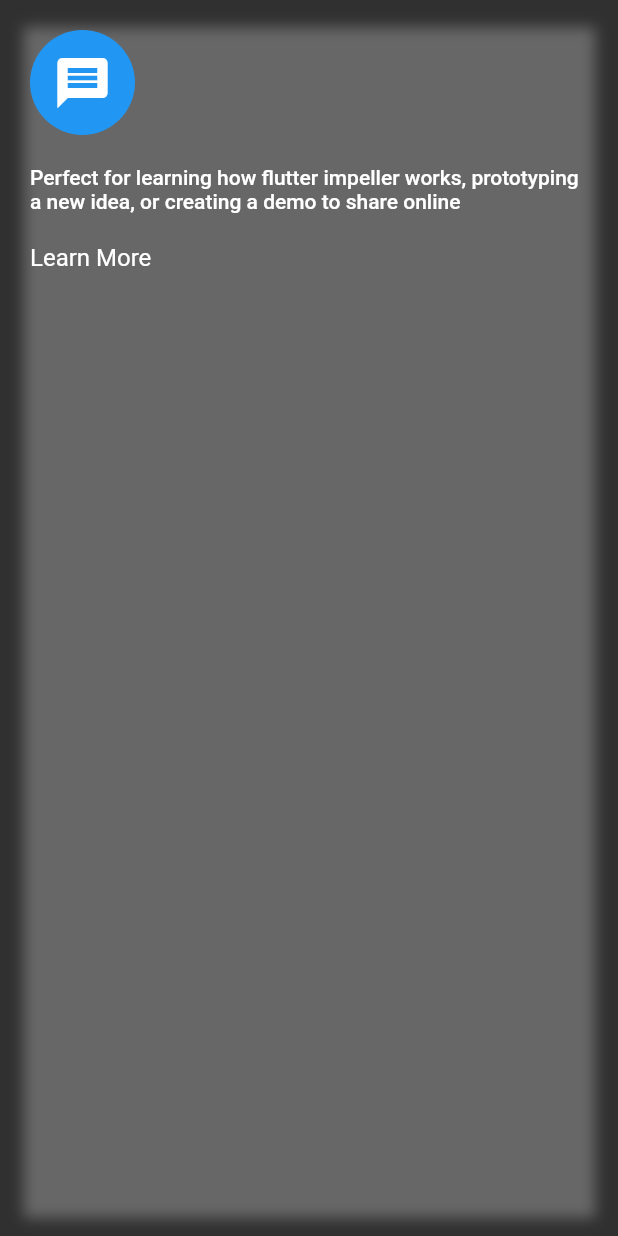
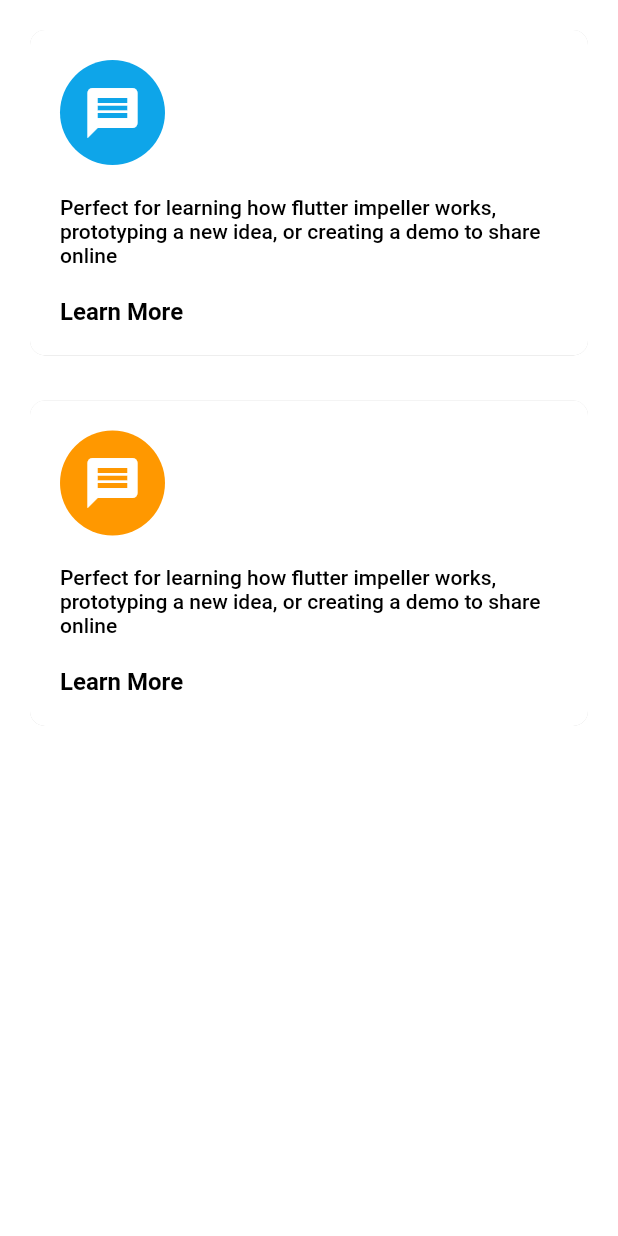
Before and after one commit to cscoderr/flutter_advance, a Flutter app: the screen it shows after launch, on a phone screen of 412 x 824 dp. Run offline on Flutter 3.47's test engine with Material 2 defaults, Android fonts, the phone set to English and light mode, and no system bars.

Commit message:
chore: update animated card

```diff
--- a/lib/animated_card.dart
+++ b/lib/animated_card.dart
@@ -1,24 +1,142 @@
+import 'dart:ui';
+
 import 'package:flutter/material.dart';
 
-class AnimatedCard extends StatefulWidget {
-  const AnimatedCard({Key? key}) : super(key: key);
+class AnimatedCardPage extends StatefulWidget {
+  const AnimatedCardPage({Key? key}) : super(key: key);
 
   @override
-  State<AnimatedCard> createState() => _AnimatedCardState();
+  State<AnimatedCardPage> createState() => _AnimatedCardPageState();
 }
 
-class _AnimatedCardState extends State<AnimatedCard> {
+class _AnimatedCardPageState extends State<AnimatedCardPage>
+    with SingleTickerProviderStateMixin {
+  late AnimationController _controller;
+  late Animation<double> _scaleAnimation;
+  late Animation<double> _opacityAnimation;
+  bool _isActive = false;
+
+  @override
+  void initState() {
+    super.initState();
+
+    _controller = AnimationController(
+      vsync: this,
+      duration: const Duration(milliseconds: 300),
+    );
+    var screenWidth = window.physicalSize.shortestSide;
+
+    _opacityAnimation = Tween(begin: 0.0, end: 1.0).animate(
+      CurvedAnimation(parent: _controller, curve: Curves.easeInOut),
+    );
+
+    _scaleAnimation = Tween(begin: 1.0, end: 11.0).animate(
+      CurvedAnimation(parent: _controller, curve: Curves.easeInOut),
+    );
+
+    _controller.addListener(() {
+      setState(() {});
+    });
+  }
+
   @override
   Widget build(BuildContext context) {
     return Scaffold(
+      backgroundColor: Colors.white,
       body: SafeArea(
         child: Padding(
           padding: const EdgeInsets.symmetric(
             horizontal: 20,
             vertical: 20,
           ),
+          child: Column(
+            children: const [
+              AnimatedCard(
+                activeColor: Color.fromRGBO(14, 165, 233, 1.0),
+                inactiveColor: Color.fromRGBO(56, 189, 248, 1.0),
+              ),
+              SizedBox(height: 30),
+              AnimatedCard(
+                activeColor: Colors.orange,
+                inactiveColor: Colors.orangeAccent,
+              ),
+            ],
+          ),
+        ),
+      ),
+    );
+  }
+}
+
+class AnimatedCard extends StatefulWidget {
+  const AnimatedCard({
+    Key? key,
+    required this.activeColor,
+    this.inactiveColor,
+  }) : super(key: key);
+
+  final Color activeColor;
+  final Color? inactiveColor;
+
+  @override
+  State<AnimatedCard> createState() => _AnimatedCardState();
+}
+
+class _AnimatedCardState extends State<AnimatedCard>
+    with SingleTickerProviderStateMixin {
+  late AnimationController _controller;
+  late Animation<double> _scaleAnimation;
+  late Animation<double> _opacityAnimation;
+  bool _isActive = false;
+
+  @override
+  void initState() {
+    super.initState();
+
+    _controller = AnimationController(
+      vsync: this,
+      duration: const Duration(milliseconds: 200),
+    );
+    var screenWidth = window.physicalSize.shortestSide;
+
+    _opacityAnimation = Tween(begin: 0.0, end: 1.0).animate(
+      CurvedAnimation(parent: _controller, curve: Curves.easeInOut),
+    );
+
+    _scaleAnimation = Tween(begin: 1.0, end: 11.0).animate(
+      CurvedAnimation(parent: _controller, curve: Curves.easeInOut),
+    );
+
+    _controller.addListener(() {
+      setState(() {});
+    });
+  }
+
+  @override
+  Widget build(BuildContext context) {
+    return GestureDetector(
+      onTap: () {
+        if (_controller.isCompleted) {
+          _controller.reverse();
+          setState(() {
+            _isActive = false;
+          });
+        } else {
+          _controller.forward();
+          setState(() {
+            _isActive = true;
+          });
+        }
+      },
+      child: ClipRRect(
+        borderRadius: BorderRadius.circular(10),
         child: Container(
+          padding: const EdgeInsets.symmetric(
+            horizontal: 20,
+            vertical: 20,
+          ),
           decoration: BoxDecoration(
+            color: Colors.white,
             boxShadow: [
               BoxShadow(
                 color: Colors.grey.withOpacity(0.5),
@@ -31,51 +149,57 @@ class _AnimatedCardState extends State<AnimatedCard> {
           child: Column(
             crossAxisAlignment: CrossAxisAlignment.start,
             children: [
+              Stack(
+                children: [
+                  Transform.scale(
+                    scale: _scaleAnimation.value,
+                    child: Container(
+                      height: 70,
+                      width: 70,
+                      decoration: BoxDecoration(
+                        color: widget.activeColor,
+                        shape: BoxShape.circle,
+                      ),
+                    ),
+                  ),
                   Container(
                     height: 70,
                     width: 70,
-                  decoration: const BoxDecoration(
-                    color: Colors.blue,
+                    decoration: BoxDecoration(
                         shape: BoxShape.circle,
-                  ),
+                        color: (widget.inactiveColor ?? widget.activeColor)
+                            .withOpacity(_opacityAnimation.value)),
                     child: const Icon(
                       Icons.message,
                       size: 40,
                       color: Colors.white,
                     ),
                   ),
+                ],
+              ),
               const SizedBox(
                 height: 20,
               ),
               Text(
                 'Perfect for learning how flutter impeller works, prototyping a new idea, or creating a demo to share online',
-                  style: Theme.of(context).textTheme.bodyLarge,
+                style: Theme.of(context).textTheme.bodyLarge?.copyWith(
+                      color: _isActive ? Colors.white : Colors.black,
+                    ),
               ),
               const SizedBox(
                 height: 20,
               ),
               Text(
                 'Learn More',
-                  style: Theme.of(context).textTheme.titleMedium,
+                style: Theme.of(context).textTheme.titleMedium?.copyWith(
+                      fontWeight: FontWeight.w600,
+                      color: _isActive ? Colors.white : Colors.black,
+                    ),
               ),
             ],
-            ),
           ),
         ),
       ),
     );
   }
 }
-
-class AnimatedCardPainter extends CustomPainter {
-  @override
-  void paint(Canvas canvas, Size size) {
-    // TODO: implement paint
-  }
-
-  @override
-  bool shouldRepaint(covariant CustomPainter oldDelegate) {
-    // TODO: implement shouldRepaint
-    throw UnimplementedError();
-  }
-}
--- a/lib/main.dart
+++ b/lib/main.dart
@@ -15,7 +15,7 @@ class MyApp extends StatelessWidget {
       debugShowCheckedModeBanner: false,
       title: 'Flutter Advance',
       theme: ThemeData.dark(),
-      home: const AnimatedCard(),
+      home: const AnimatedCardPage(),
     );
   }
 }
```
Lines whose indentation alone changed are shown as unchanged.
